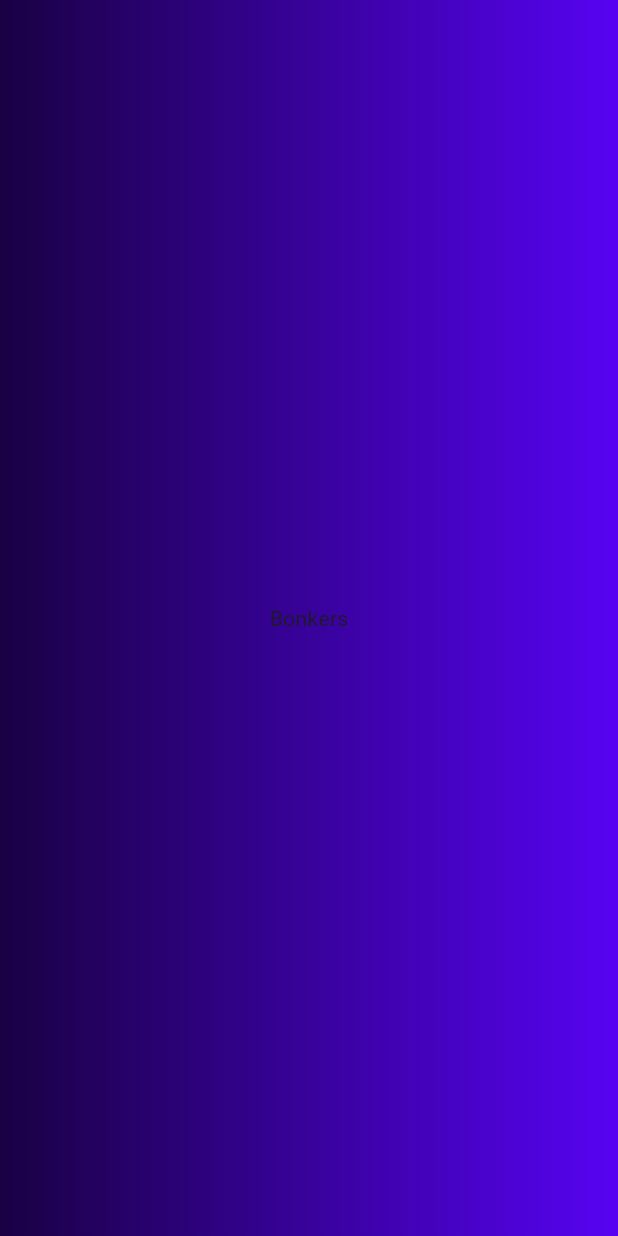
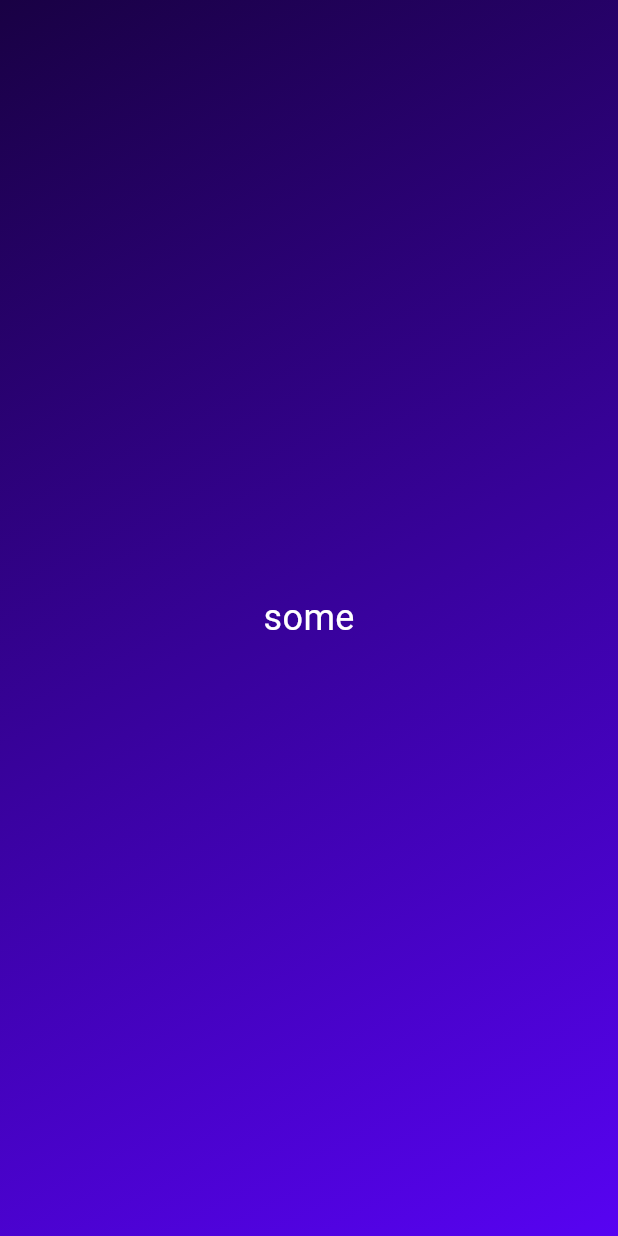
Before and after one commit to Venkatpublic/clipper, a Flutter app: the screen it shows after launch, on a phone screen of 412 x 824 dp. Run offline on Flutter 3.47's test engine with Material 3 defaults, Android fonts, the light colour scheme and no system bars; our stand-ins replace google_fonts.

Commit message:
LR: class,initializers

```diff
--- a/lib/main.dart
+++ b/lib/main.dart
@@ -6,22 +6,33 @@ import 'package:google_fonts/google_fonts.dart';
 void main() {
   runApp(
     MaterialApp(
-      home: Scaffold(
-        body: Container(
+      home: Scaffold(body: GradientContainer(name: 'some')),
+    ),
+  );
+  // runApp(const AutoCropApp());
+}
+
+class GradientContainer extends StatelessWidget {
+  const GradientContainer({super.key, required this.name});
+  final String name;
+  @override
+  Widget build(BuildContext context) {
+    return Container(
       decoration: BoxDecoration(
         gradient: LinearGradient(
           colors: [
             const Color.fromARGB(255, 25, 1, 68),
             const Color.fromARGB(255, 87, 3, 242),
           ],
+          begin: AlignmentGeometry.topLeft,
+          end: AlignmentGeometry.bottomRight,
         ),
       ),
-          child: Center(child: Text('Bonkers')),
-        ),
-      ),
+      child: Center(
+        child: Text(name, style: TextStyle(color: Colors.white, fontSize: 24)),
       ),
     );
-  // runApp(const AutoCropApp());
+  }
 }
 
 class AutoCropApp extends StatelessWidget {
```
Lines whose indentation alone changed are shown as unchanged.
